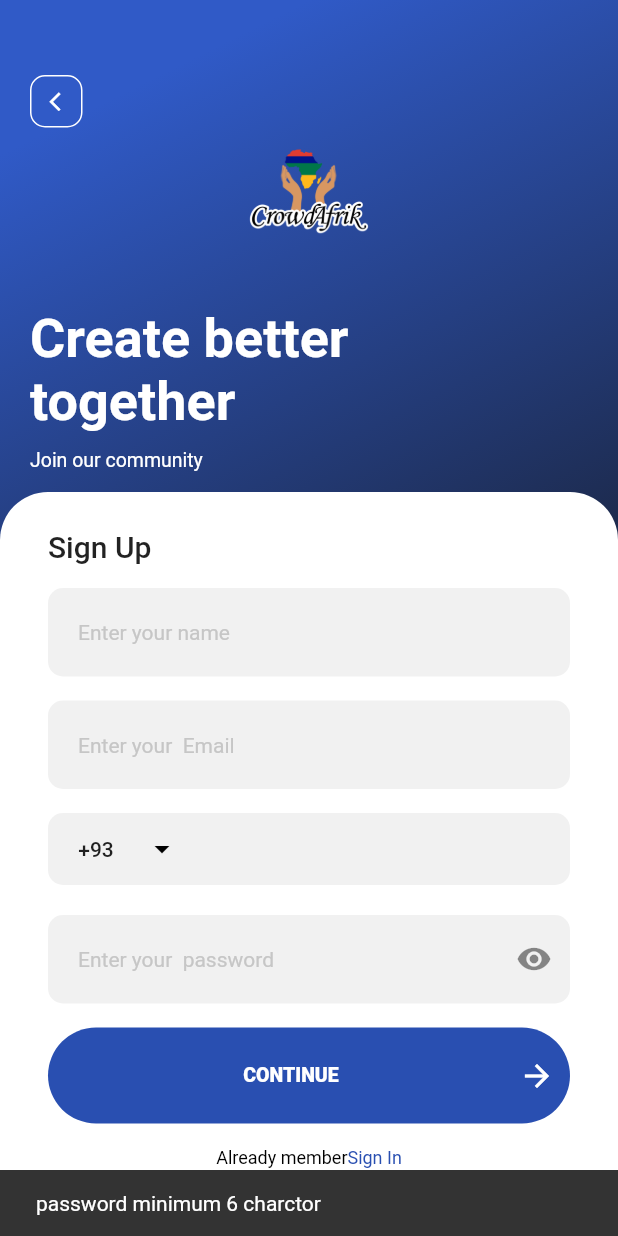
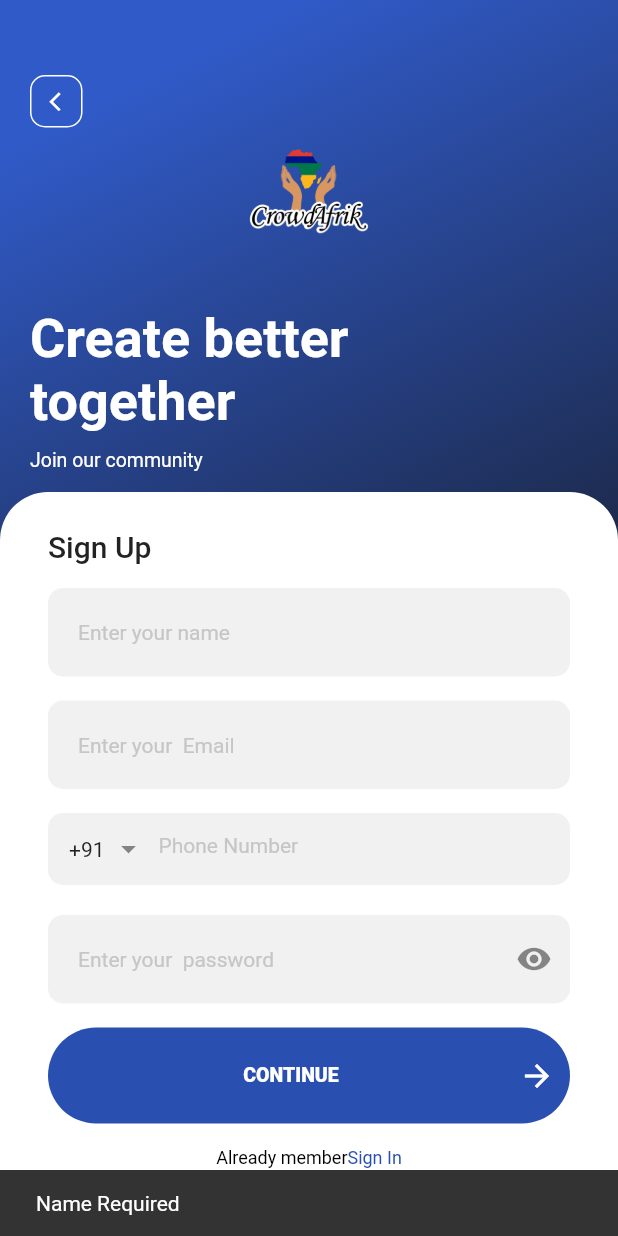
Before and after one commit to MohammedIrfan33/assesment-ere, a Flutter app: the SignUpScreen screen opened by its route, after a tap on "CONTINUE", on a phone screen of 412 x 824 dp. Run offline on Flutter 3.47's test engine with Material 2 defaults, Android fonts, the phone set to English and light mode, and no system bars; drawn by our look-alikes of country_code_picker, intl_phone_field.

Commit message:
some changes

```diff
--- a/lib/constants/api_constants.dart
+++ b/lib/constants/api_constants.dart
@@ -1,4 +1,4 @@
 class ApiConstants{
 
-  static const String baseUrl = 'caapi.erebs.in';
+  static const String baseUrl = 'https://caapi.erebs.in/';
 }
--- a/lib/screens/sign_in_screen.dart
+++ b/lib/screens/sign_in_screen.dart
@@ -1,5 +1,6 @@
 import 'package:flutter/gestures.dart';
 import 'package:flutter/material.dart';
+import 'package:intl_phone_field/intl_phone_field.dart';
 import 'package:ui/constants/appcolors.dart';
 import 'package:ui/controller/auth_controller.dart';
 import 'package:ui/models/user_models.dart';
@@ -27,7 +28,7 @@ class _SignInScreenState extends State<SignInScreen> {
   @override
   void dispose() {
     _passwordController.dispose();
-    _passwordController.dispose();
+    _phoneNumberController.dispose();
 
     super.dispose();
   }
@@ -43,7 +44,7 @@ class _SignInScreenState extends State<SignInScreen> {
           .showSnackBar(const SnackBar(content: Text('Password Is Required')));
     } else {
       final user = User(
-          phoneNumber: '91${_phoneNumberController.text}',
+          phoneNumber: _phoneNumberController.text.replaceAll('+',''),
           password: _passwordController.text);
 
       setState(() {
@@ -130,10 +131,8 @@ class _SignInScreenState extends State<SignInScreen> {
                         const SizedBox(
                           height: 16,
                         ),
-                        TextFieldWidgets(
-                          controller: _phoneNumberController,
-                          hintText: 'Enter your phone number',
-                        ),
+
+                        PhoneField(phoneNumberController: _phoneNumberController),
                         const SizedBox(
                           height: 16,
                         ),
@@ -205,3 +204,40 @@ class _SignInScreenState extends State<SignInScreen> {
             )));
   }
 }
+
+class PhoneField extends StatelessWidget {
+  const PhoneField({
+    Key? key,
+    required TextEditingController phoneNumberController,
+  }) : _phoneNumberController = phoneNumberController, super(key: key);
+
+  final TextEditingController _phoneNumberController;
+
+  @override
+  Widget build(BuildContext context) {
+    return Container(
+        padding: const EdgeInsets.only(left: 10),
+        decoration: BoxDecoration(
+          color: const Color(0xffF1F1F1),
+          borderRadius: BorderRadius.circular(10),
+        ),
+        child:
+            //phone field
+            IntlPhoneField(
+          controller: _phoneNumberController,
+          dropdownIconPosition: IconPosition.trailing,
+          showCountryFlag: false,
+
+          decoration: const InputDecoration(
+            counterText: '',
+            hintText: 'Phone Number',
+            hintStyle:  TextStyle(
+                fontSize: 14,
+                fontWeight: FontWeight.w400,
+                color: Color(0xffC6C6C6)),
+            border: InputBorder.none,
+          ),
+          initialCountryCode: 'IN',
+        ));
+  }
+}
--- a/lib/screens/sign_up_screen.dart
+++ b/lib/screens/sign_up_screen.dart
@@ -1,7 +1,8 @@
-import 'package:country_code_picker/country_code_picker.dart';
+
 import 'package:flutter/gestures.dart';
 import 'package:flutter/material.dart';
 import 'package:ui/constants/appcolors.dart';
+import 'package:ui/screens/sign_in_screen.dart';
 
 import 'package:ui/widgets/primary_button.dart';
 
@@ -12,7 +13,7 @@ import '../widgets/bottom_container.dart';
 import '../widgets/text_editing_widget.dart';
 
 class SignUpScreen extends StatefulWidget {
-  SignUpScreen({super.key});
+ const  SignUpScreen({super.key});
 
   @override
   State<SignUpScreen> createState() => _SignUpScreenState();
@@ -36,10 +37,7 @@ class _SignUpScreenState extends State<SignUpScreen> {
 
   Future siginUp(BuildContext context) async {
 
-    if(_passwordController.text.length <6){
-       ScaffoldMessenger.of(context)
-          .showSnackBar(const SnackBar(content: Text('password minimum 6 charctor')));
-    }
+
     if (_nameController.text == '') {
       ScaffoldMessenger.of(context)
           .showSnackBar(const SnackBar(content: Text('Name Required')));
@@ -55,7 +53,7 @@ class _SignUpScreenState extends State<SignUpScreen> {
     } else {
       final user = User(
           fullName: _nameController.text,
-          phoneNumber: '91${_phoneNumberController.text}',
+          phoneNumber: _phoneNumberController.text.replaceAll('+',''),
           emailId: _emailController.text,
           deviceType: Helper.getPlatformName());
 
@@ -71,6 +69,20 @@ class _SignUpScreenState extends State<SignUpScreen> {
       });
 
     }
+  }
+
+  @override
+  void dispose() {
+
+    _emailController.dispose();
+    _nameController.dispose();
+    _passwordController.dispose();
+    _phoneNumberController.dispose();
+
+    // TODO: implement dispose
+    super.dispose();
+
+
   }
 
   @override
@@ -181,30 +193,7 @@ class _SignUpScreenState extends State<SignUpScreen> {
                         const SizedBox(
                           height: 16,
                         ),
-                        Container(
-                          decoration: BoxDecoration(
-                            color: const Color(0xffF1F1F1),
-                            borderRadius: BorderRadius.circular(10),
-                          ),
-                          child: TextField(
-                            decoration: InputDecoration(
-                              border: InputBorder.none,
-                              hintText: 'Enter Your  Phone Number',
-                              prefixIcon: Row(
-                                children: const [
-                                  CountryCodePicker(
-                                    showFlag: false,
-                                  ),
-                                  Icon(
-                                    Icons.arrow_drop_down,
-                                    color: Colors.black,
-                                  )
-                                ],
-                              ),
-                            ),
-                          ),
-
-                        ),
+                        PhoneField(phoneNumberController: _phoneNumberController),
                         const SizedBox(height: 20,),
                          TextFieldWidgets(
                           controller: _passwordController,
--- a/lib/services/api_service.dart
+++ b/lib/services/api_service.dart
@@ -11,7 +11,7 @@ class ApiService{
   //signup
    Future<void> siginUpUser(User user) async {
 
-    final Uri uri = Uri.https(ApiConstants.baseUrl, '/api/register');
+    final Uri uri = Uri.parse('${ApiConstants.baseUrl}/api/register');
 
     final Map<String, String> headers = {
       'Content-Type': 'application/json',
@@ -34,7 +34,9 @@ class ApiService{
 
   //signin
   Future<User> sigInUser(User user) async {
-    final Uri uri = Uri.https(ApiConstants.baseUrl, '/api/login');
+
+
+     final Uri uri = Uri.parse('${ApiConstants.baseUrl}/api/login');
 
     final Map<String, String> headers = {
       'Content-Type': 'application/json',
--- a/pubspec.yaml
+++ b/pubspec.yaml
@@ -34,7 +34,8 @@ dependencies:
   # The following adds the Cupertino Icons font to your application.
   # Use with the CupertinoIcons class for iOS style icons.
   cupertino_icons: ^1.0.2
-  country_code_picker: ^3.0.0
+
+  intl_phone_field: ^3.1.0
   http:
   shared_preferences:
 
```
Also changed, not shown: 1 other file.
